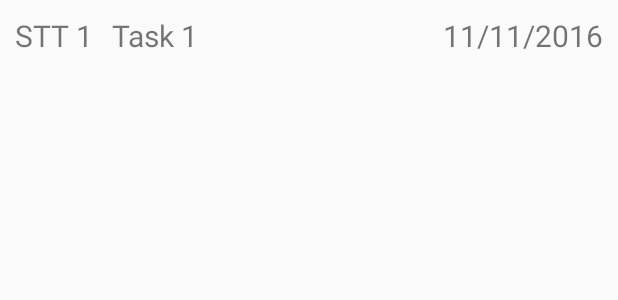
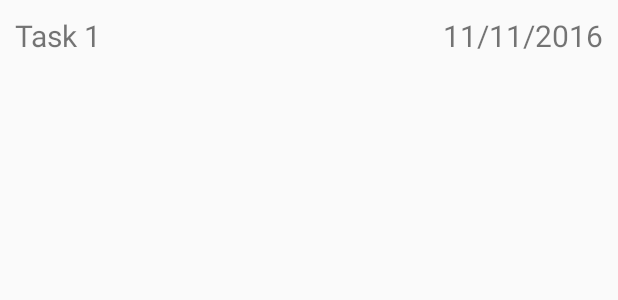
Before and after one commit to TuanChienVu/BaiCuoiKhoa_MyNotes, an Android app: the layout notes_row.xml on its own in the app's theme, with its tools: preview values and no code run, on a phone screen of 412 x 824 dp. Shown: the top 300 px of the screen. Run offline under Robolectric (Android 15) with nearby library versions, the phone set to English and light mode, and no system bars.

Commit message:
My Notes 12/04/16
My Notes 12/04/16

```diff
--- a/app/src/main/java/com/vutuanchien/mynotes/NoteEdit.java
+++ b/app/src/main/java/com/vutuanchien/mynotes/NoteEdit.java
@@ -112,6 +112,8 @@ public class NoteEdit extends AppCompatActivity implements View.OnClickListener
         if (mRowId == null) {
             Bundle extras = getIntent().getExtras();
             mRowId = extras != null ? extras.getLong(Notes.KEY_ROWID) : null;
+            btnShare.setEnabled(false);
+            btnDelete.setEnabled(false);
         }
         populateFields();
     }
@@ -322,11 +324,11 @@ public class NoteEdit extends AppCompatActivity implements View.OnClickListener
     private void populateFields() {
         if (mRowId != null) {
             cursor = mDbHelper.fetchNote(mRowId);
-            startManagingCursor(cursor);
             mTitleText.setText(cursor.getString(cursor.getColumnIndexOrThrow(Notes.KEY_TITLE)));
             mBodyText.setText(cursor.getString(cursor.getColumnIndexOrThrow(Notes.KEY_BODY)));
             curText = cursor.getString(cursor.getColumnIndexOrThrow(Notes.KEY_BODY));
-
+            btnShare.setEnabled(true);
+            btnDelete.setEnabled(true);
         }
     }
 }
--- a/app/src/main/res/layout/notes_row.xml
+++ b/app/src/main/res/layout/notes_row.xml
@@ -5,29 +5,18 @@
     android:weightSum="10">
 
     <TextView
-        android:id="@+id/tvSTT"
+        android:id="@+id/tvNoteName"
         android:layout_width="wrap_content"
         android:layout_height="wrap_content"
         android:layout_alignParentLeft="true"
-        android:paddingBottom="10dp"
-        android:paddingLeft="10dp"
-        android:paddingRight="2dp"
-        android:paddingTop="10dp"
-        android:singleLine="true"
-        android:text="STT 1"
-        android:textSize="20sp" />
-
-    <TextView
-        android:id="@+id/tvNoteName"
-        android:layout_width="wrap_content"
-        android:layout_height="wrap_content"
+        android:layout_alignParentStart="true"
         android:layout_alignParentTop="true"
-        android:layout_toEndOf="@+id/tvSTT"
-        android:layout_toRightOf="@+id/tvSTT"
         android:padding="10dp"
         android:singleLine="true"
         android:text="Task 1"
-        android:textSize="20sp" />
+        android:textSize="20sp"
+        android:layout_toLeftOf="@+id/tvTime"
+        android:layout_toStartOf="@+id/tvTime" />
 
     <TextView
         android:id="@+id/tvTime"
```
Also changed, not shown: app/src/main/java/com/vutuanchien/mynotes/MainActivity.java (+21 -5 lines), app/src/main/java/com/vutuanchien/mynotes/Notes.java (+4 -4 lines).
